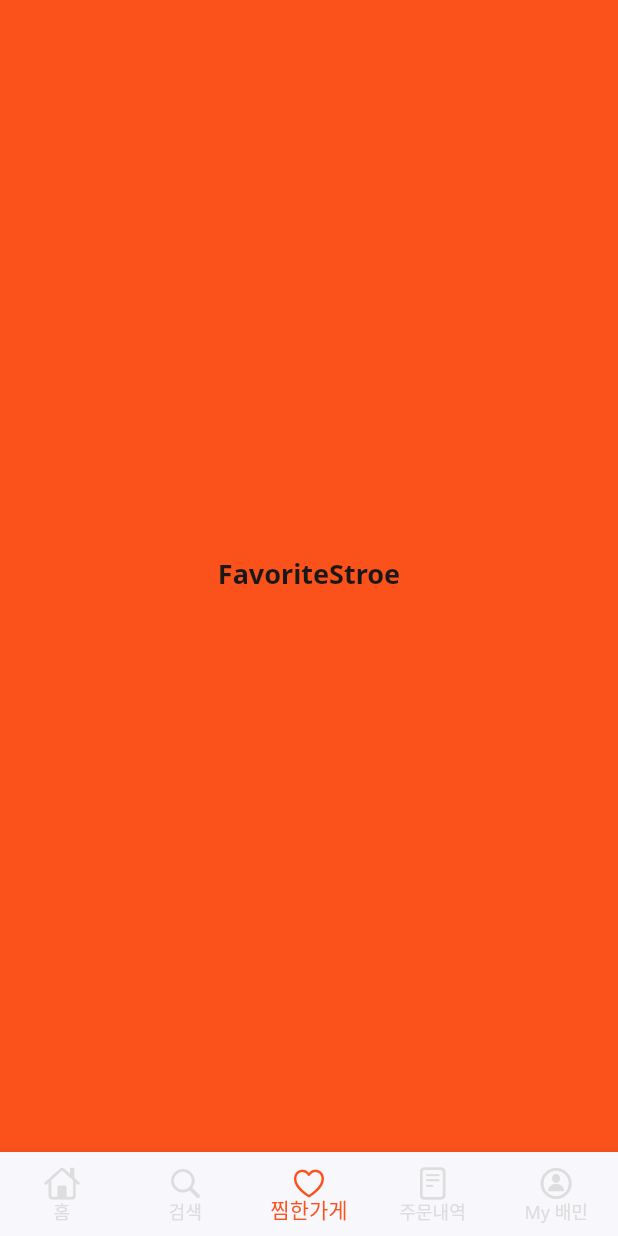
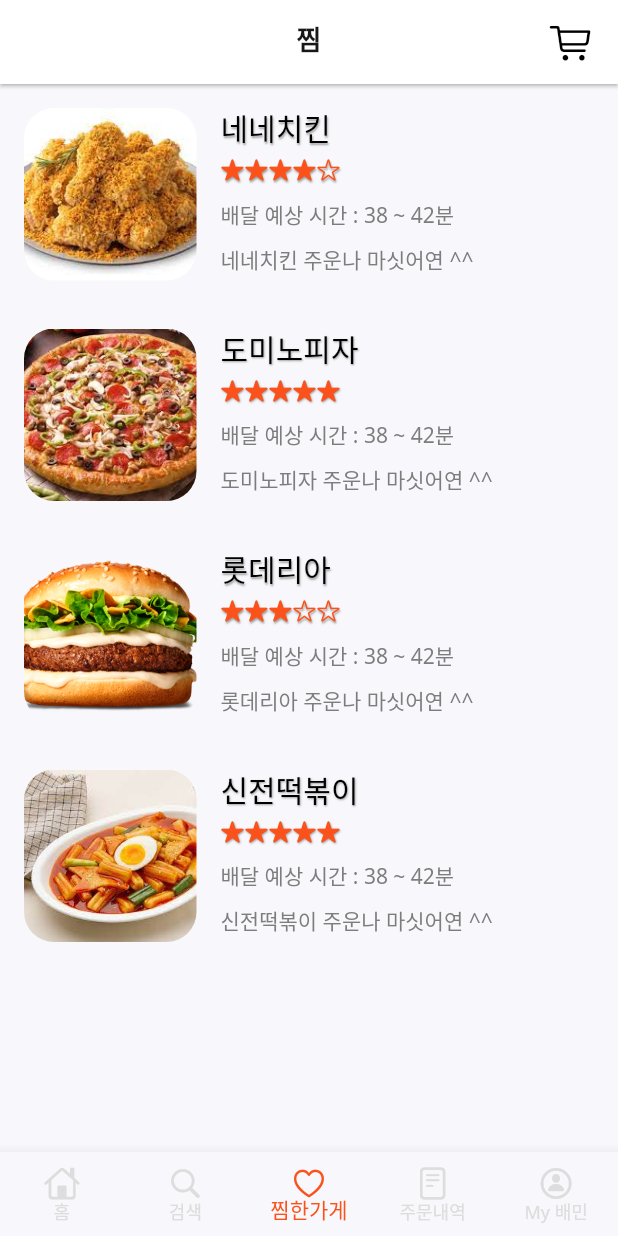
Before and after one commit to Sylar0012/final_project_beamin_app, a Flutter app: the screen it shows after launch, item 3 of the bottom bar chosen, on a phone screen of 412 x 824 dp. Run offline on Flutter 3.47's test engine with Material 2 defaults, Android fonts, the phone set to English and light mode, and no system bars; our stand-ins replace card_swiper, google_fonts.

Commit message:
favorite page 완성

```diff
--- a/lib/view/pages/main/favorite_store/favorite_store.dart
+++ b/lib/view/pages/main/favorite_store/favorite_store.dart
@@ -1,20 +1,44 @@
-import 'package:final_project_beamin_app/constants.dart';
+import 'package:final_project_beamin_app/size.dart';
 import 'package:final_project_beamin_app/theme.dart';
+import 'package:flutter/cupertino.dart';
 import 'package:flutter/material.dart';
+
+import '../components/store_list.dart';
 
 class FavoriteStore extends StatelessWidget {
   const FavoriteStore({Key? key}) : super(key: key);
 
   @override
   Widget build(BuildContext context) {
-    return Container(
-      color: kMainColor,
-      child: Align(
-          alignment: Alignment.center,
-          child: Text(
-            "FavoriteStroe",
-            style: textTheme().headline1,
-          )),
+    return Scaffold(
+      appBar: AppBar(
+        title: Text("찜", style: textTheme().headline1),
+        centerTitle: true,
+        elevation: 1.0,
+        actions: [
+          IconButton(
+            onPressed: () {},
+            icon: Icon(
+              CupertinoIcons.shopping_cart,
+              size: 28,
+              color: Colors.black,
+            ),
+          ),
+          SizedBox(width: gap_xs),
+        ],
+      ),
+      body: ListView(
+        children: [
+          Column(
+            children: [
+              StoreList(img: "치킨", storeName: "네네치킨", starPoint: 4),
+              StoreList(img: "피자", storeName: "도미노피자", starPoint: 5),
+              StoreList(img: "버거", storeName: "롯데리아", starPoint: 3),
+              StoreList(img: "분식", storeName: "신전떡볶이", starPoint: 5),
+            ],
+          )
+        ],
+      ),
     );
   }
 }
```
